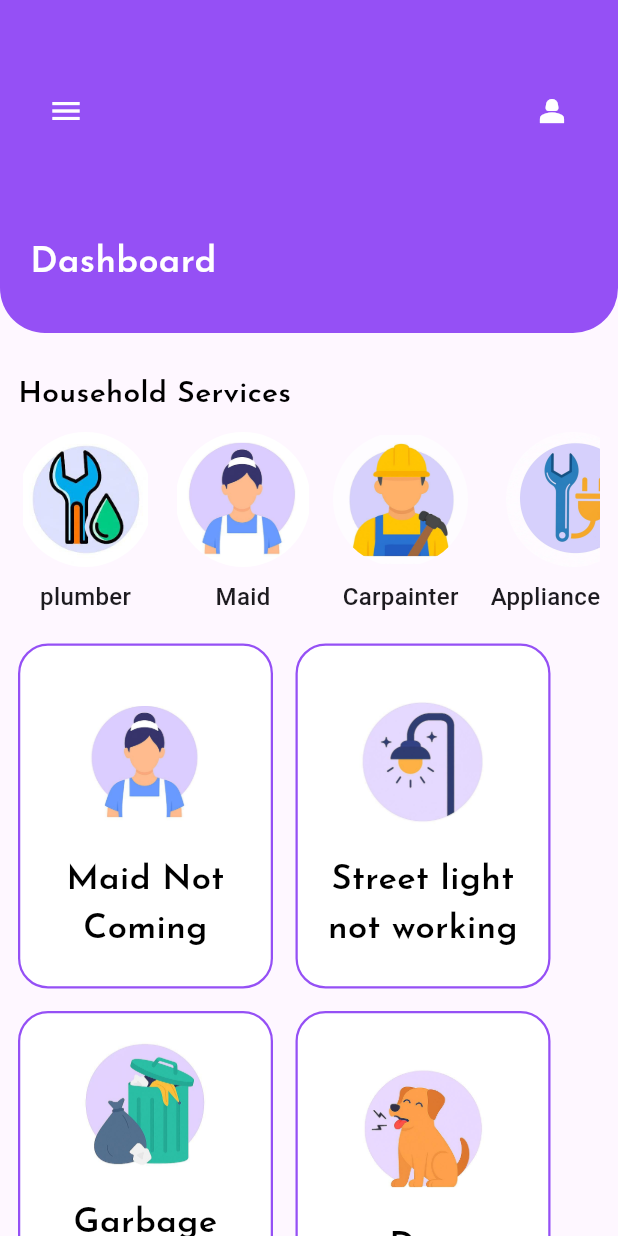
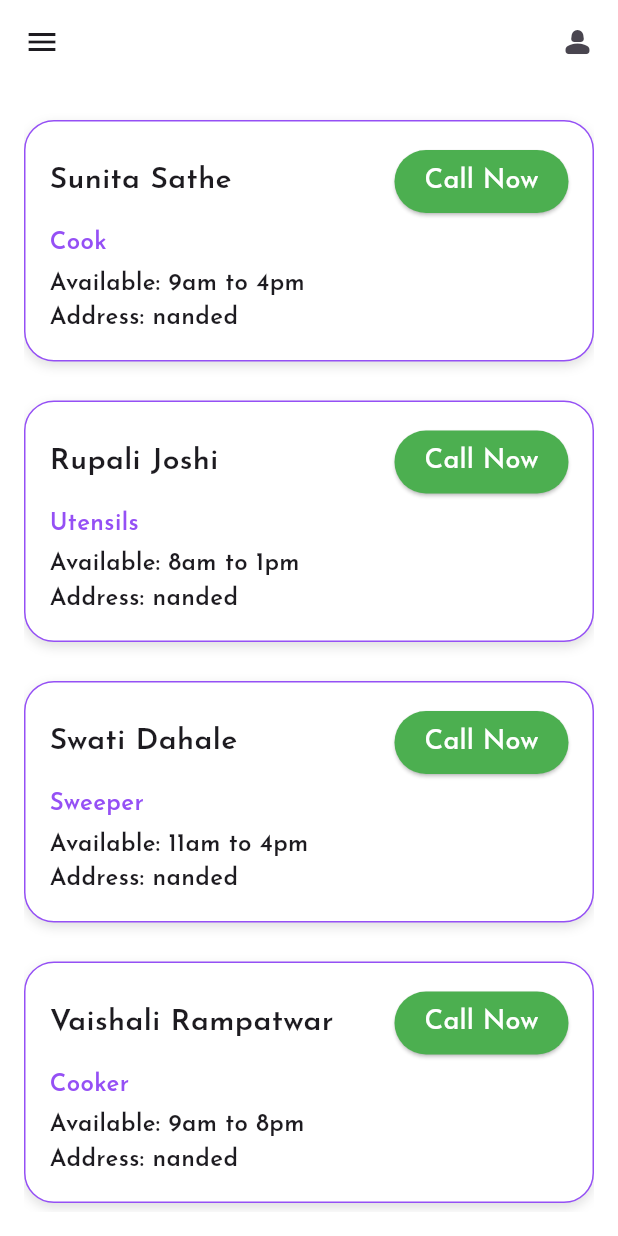
Before and after one commit to Gangasagar-95/Society, a Flutter app: the Dashscreen screen opened by its route, after a tap on "Maid", on a phone screen of 412 x 824 dp. Run offline on Flutter 3.47's test engine with Material 3 defaults, Android fonts, the phone set to English and light mode, and no system bars; our stand-ins replace get, google_fonts, permission_handler, shared_preferences; accounts and stored records are empty.

Commit message:
call plumber

```diff
--- a/lib/Routes/app_routes.dart
+++ b/lib/Routes/app_routes.dart
@@ -20,4 +20,8 @@ class Approutes {
   static const String profilescreen = "/profile_screen";
   static const String informationscreen = "/information_screen";
   static const String powercut = "/powercut_schedule";
+  static const String callplumber = "/call_plumber";
+  static const String callmaid = "/call_maid";
+
+
 }
--- a/lib/custom_widget/call_container.dart
+++ b/lib/custom_widget/contact_card.dart
@@ -6,7 +6,7 @@ class ContactCard extends StatelessWidget {
   final String name;
   final String role;
   final String availableTime;
-  final String towers;
+  final String address;
   final VoidCallback onCallTap;
 
   const ContactCard({
@@ -14,7 +14,7 @@ class ContactCard extends StatelessWidget {
     required this.name,
     required this.role,
     required this.availableTime,
-    required this.towers,
+    required this.address,
     required this.onCallTap,
   });
 
@@ -24,8 +24,9 @@ class ContactCard extends StatelessWidget {
       padding: const EdgeInsets.all(16),
       margin: const EdgeInsets.symmetric(vertical: 8),
       decoration: BoxDecoration(
-        color: Color(0xFFEDE4FF), // light purple
+        color: Colors.white,//Color(0xFFEDE4FF), // light purple
         borderRadius: BorderRadius.circular(20),
+        border: Border.all(color: Appcolor.primarycolor),
         boxShadow: [
           BoxShadow(color: Colors.black12, blurRadius: 6, offset: Offset(0, 3)),
         ],
@@ -40,7 +41,7 @@ class ContactCard extends StatelessWidget {
               Text(
                 name,
                 style: GoogleFonts.josefinSans(
-                  fontSize: 25,
+                  fontSize: 20,
                   fontWeight: FontWeight.w600,
                 ),
               ),
@@ -72,7 +73,7 @@ class ContactCard extends StatelessWidget {
           Text(
             role,
             style: GoogleFonts.josefinSans(
-              fontSize: 20,
+              fontSize: 16,
               fontWeight: FontWeight.w600,
               color: Appcolor.primarycolor,
             ),
@@ -82,15 +83,15 @@ class ContactCard extends StatelessWidget {
           Text(
             "Available: $availableTime",
             style: GoogleFonts.josefinSans(
-              fontSize: 18,
+              fontSize: 16,
               fontWeight: FontWeight.w600,
             ),
           ),
           // Towers
           Text(
-            "Towers: $towers",
+            "Address: $address",
             style: GoogleFonts.josefinSans(
-              fontSize: 18,
+              fontSize: 16,
               fontWeight: FontWeight.w600,
             ),
           ),
--- a/lib/custom_widget/custom_circle.dart
+++ b/lib/custom_widget/custom_circle.dart
@@ -1,4 +1,5 @@
 import 'package:flutter/material.dart';
+import 'package:google_fonts/google_fonts.dart';
 //import 'package:ss/Color/app_colors.dart';
 
 class CustomCircle extends StatelessWidget {
@@ -39,7 +40,11 @@ class CustomCircle extends StatelessWidget {
           Text(
             label,
             textAlign: TextAlign.center,
-            style: const TextStyle(fontSize: 16, fontWeight: FontWeight.w500),
+            style: GoogleFonts.josefinSans(
+          color: Colors.black,
+          fontSize: 16,
+          fontWeight: FontWeight.w600,
+        ),
           ),
         ],
       ),
--- a/lib/custom_widget/outline_button_dashboard.dart
+++ b/lib/custom_widget/outline_button_dashboard.dart
@@ -52,7 +52,7 @@ class CustomOutlineButton extends StatelessWidget {
                 title,
                 textAlign: TextAlign.center,
                 style: GoogleFonts.josefinSans(
-                  fontSize: 23,
+                  fontSize: 18,
                   fontWeight: FontWeight.w600,
                   color: Appcolor.subtitlecolor,
                 ),
--- a/lib/main.dart
+++ b/lib/main.dart
@@ -1,6 +1,8 @@
 import 'package:flutter/material.dart';
 import 'package:get/get_navigation/src/root/get_material_app.dart';
 import 'package:shared_preferences/shared_preferences.dart';
+import 'package:ss/screens/call_maid.dart';
+import 'package:ss/screens/call_plumber.dart';
 import 'package:ss/screens/complaint.dart';
 import 'package:ss/screens/create_account_screen.dart';
 import 'package:ss/screens/dashboard.dart';
@@ -42,7 +44,8 @@ class MyApp extends StatelessWidget {
       initialRoute: token == null ? '/login_screen' : '/Tab_screen',
 
       routes: {
-        "/": (context) => Tabs(key: tabsKey,), //Informationscreen(),//Dashscreen(),
+        "/": (context) =>
+            Tabs(key: tabsKey), //Informationscreen(),//Dashscreen(),
         "/login_screen": (context) => LoginScreen(),
         "/information_screen": (context) => Informationscreen(),
         "/create_account_Screen": (context) => CreateAccount(),
@@ -63,6 +66,8 @@ class MyApp extends StatelessWidget {
         "/profile_screen": (context) => Profile(),
         "/tab_screen": (context) => Tabs(),
         "/powercut_schedule": (context) => Powercut(),
+        "/call_plumber": (context) => CallPlumber(),
+        "/call_maid": (context) => CallMaid(),
       },
     );
   }
--- /dev/null
+++ b/lib/screens/call_maid.dart
@@ -0,0 +1,83 @@
+import 'package:flutter/material.dart';
+import 'package:permission_handler/permission_handler.dart';
+import 'package:ss/Color/app_colors.dart';
+import 'package:ss/custom_widget/contact_card.dart';
+import 'package:url_launcher/url_launcher.dart';
+
+class CallMaid extends StatelessWidget {
+  const CallMaid({super.key});
+
+  Future<void> _makeDirectCall(String phoneNumber) async {
+    // Request permission
+    if (await Permission.phone.request().isGranted) {
+      final Uri callUri = Uri(scheme: 'tel', path: phoneNumber);
+      if (await canLaunchUrl(callUri)) {
+        await launchUrl(callUri, mode: LaunchMode.externalApplication);
+      } else {
+        debugPrint("Could not launch $callUri");
+      }
+    } else {
+      debugPrint("Phone permission not granted");
+    }
+  }
+
+  @override
+  Widget build(BuildContext context) {
+    return Scaffold(
+      backgroundColor: Colors.white,
+      appBar: AppBar(
+        backgroundColor: Appcolor.bgcolor,
+        leading: Icon(Icons.menu),
+        actions: [
+          Row(children: [Icon(Icons.person_2_rounded), SizedBox(width: 15)]),
+        ],
+      ),
+
+      body:
+
+      Padding(
+        padding: const EdgeInsets.all(16.0),
+        child:
+
+        SingleChildScrollView(
+          child: Column(
+            children: [
+              ContactCard(
+                name: "Sunita Sathe",
+                role: "Cook",
+                availableTime: "9am to 4pm",
+                address: "nanded",
+                onCallTap: () => _makeDirectCall("+917822027057"),
+              ),
+              SizedBox(height: 10),
+              ContactCard(
+                name: "Rupali Joshi",
+                role: "Utensils",
+                availableTime: "8am to 1pm",
+                address: "nanded",
+                onCallTap: () => _makeDirectCall("+917822027057"),
+              ),
+              SizedBox(height: 10),
+              ContactCard(
+                name: "Swati Dahale",
+                role: "Sweeper",
+                availableTime: "11am to 4pm",
+                address: "nanded",
+                onCallTap: () => _makeDirectCall("+917822027057"),
+              ),
+              SizedBox(height: 10),
+              ContactCard(
+                name: "Vaishali Rampatwar",
+                role: "Cooker",
+                availableTime: "9am to 8pm",
+                address: "nanded",
+                onCallTap: () => _makeDirectCall("+917822027057"),
+              ),
+              SizedBox(height: 10),
+            ],
+          ),
+        ),
+      ),
+    );
+  }
+}
--- a/lib/screens/dashboard.dart
+++ b/lib/screens/dashboard.dart
@@ -38,9 +38,9 @@ class Dashscreen extends StatelessWidget {
                   child: Row(
                     crossAxisAlignment: CrossAxisAlignment.start,
                     children: [
-                      CustomCircle(label: "plumber", image: "assets/images/plumb req.jpg", onTap: () {  },),
+                      CustomCircle(label: "Plumber", image: "assets/images/plumb req.jpg", onTap: () {Get.toNamed(Approutes.callplumber);},),
                       SizedBox(width: 15,),
-                      CustomCircle(label: "Maid", image: "assets/images/maid.jpg", onTap: () {  },),
+                      CustomCircle(label: "Maid", image: "assets/images/maid.jpg", onTap: () {Get.toNamed(Approutes.callmaid);  },),
                       SizedBox(width: 15,),
                       CustomCircle(label: "Carpainter", image: "assets/images/carpainter.jpg", onTap: () {  },),
                       SizedBox(width: 15,),
```
Also changed, not shown: lib/screens/call_plumber.dart (added, +83 -0 lines).
